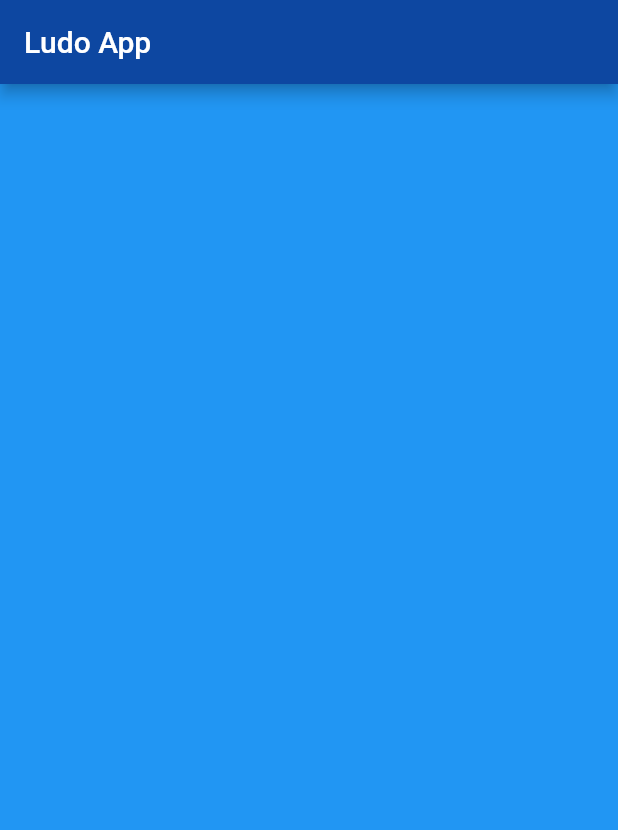
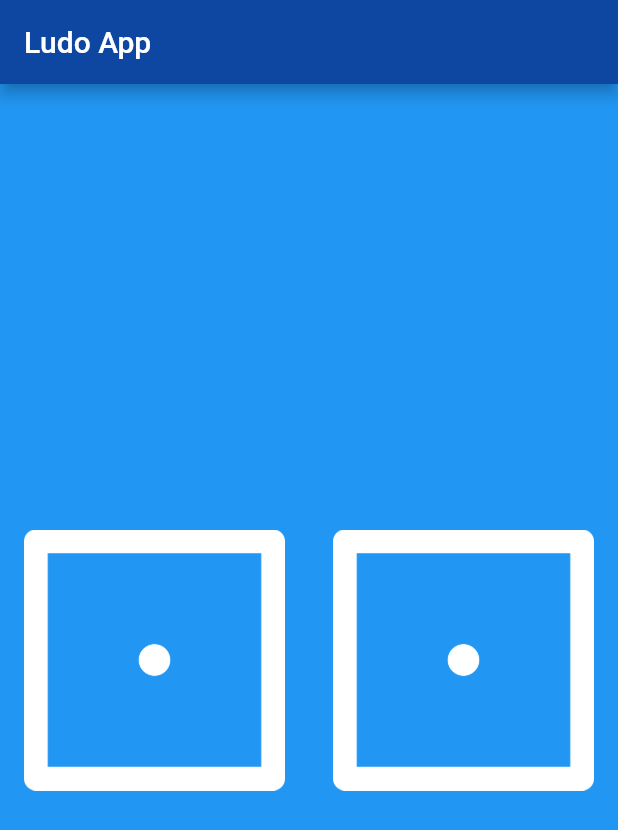
Before and after one commit to Mukeshkrjha/FlutterLudoApp, a Flutter app: the screen it shows after launch, on a phone screen of 412 x 824 dp. Shown: the top 830 px of the screen. Run offline on Flutter 3.47's test engine with Material 2 defaults, Android fonts, the phone set to English and light mode, and no system bars.

Commit message:
Two dice with Flutter Flat button and button click event

```diff
--- a/lib/main.dart
+++ b/lib/main.dart
@@ -16,6 +16,35 @@ void main() {
 class HomePage extends StatelessWidget {
   @override
   Widget build(BuildContext context) {
-    return Container();
+    return Center(
+      child: Row(
+        children: [
+          Expanded(
+            flex: 1,
+            child: FlatButton(
+              onPressed: () {
+                print('Left Button Pressed');
+              },
+              child: new Image.asset('images/dice1.png'),
+            ),
+
+//          child: Image(
+//            image: AssetImage('images/dice1.png'),
+//          ),
+          ),
+          Expanded(
+            flex: 1,
+            child: FlatButton(
+                onPressed: () {
+                  print('Right Button Pressed');
+                },
+                child: new Image.asset('images/dice1.png')),
+//          child: Image(
+//            image: AssetImage('images/dice1.png'),
+//          ),
+          )
+        ],
+      ),
+    );
   }
 }
```
